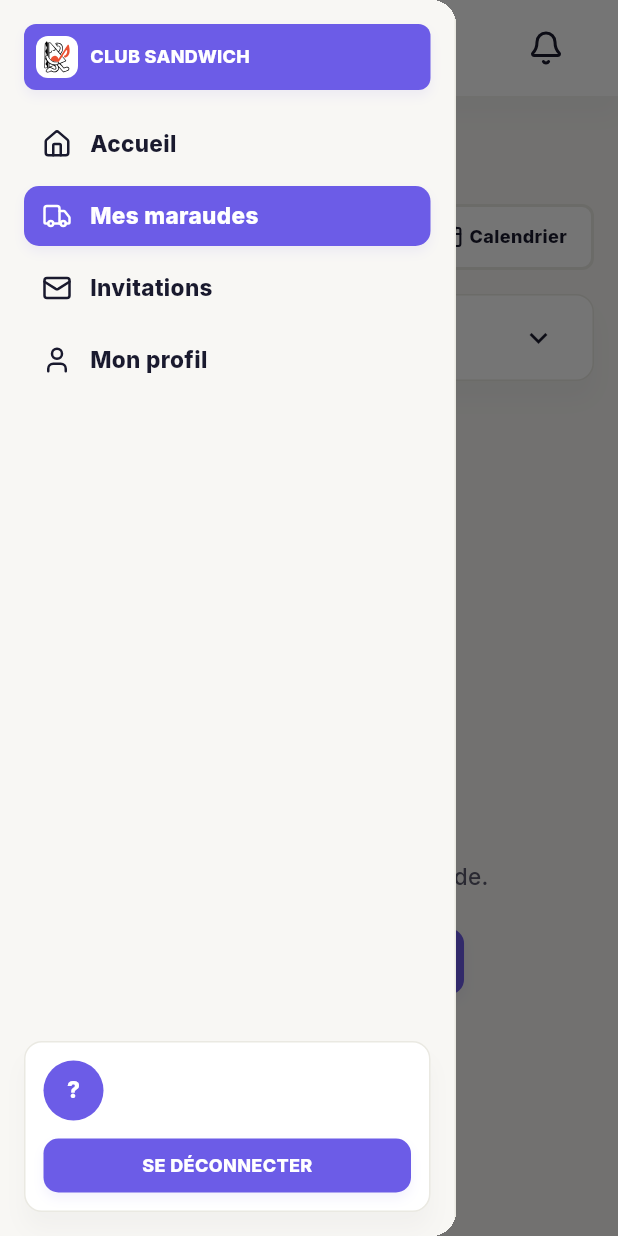
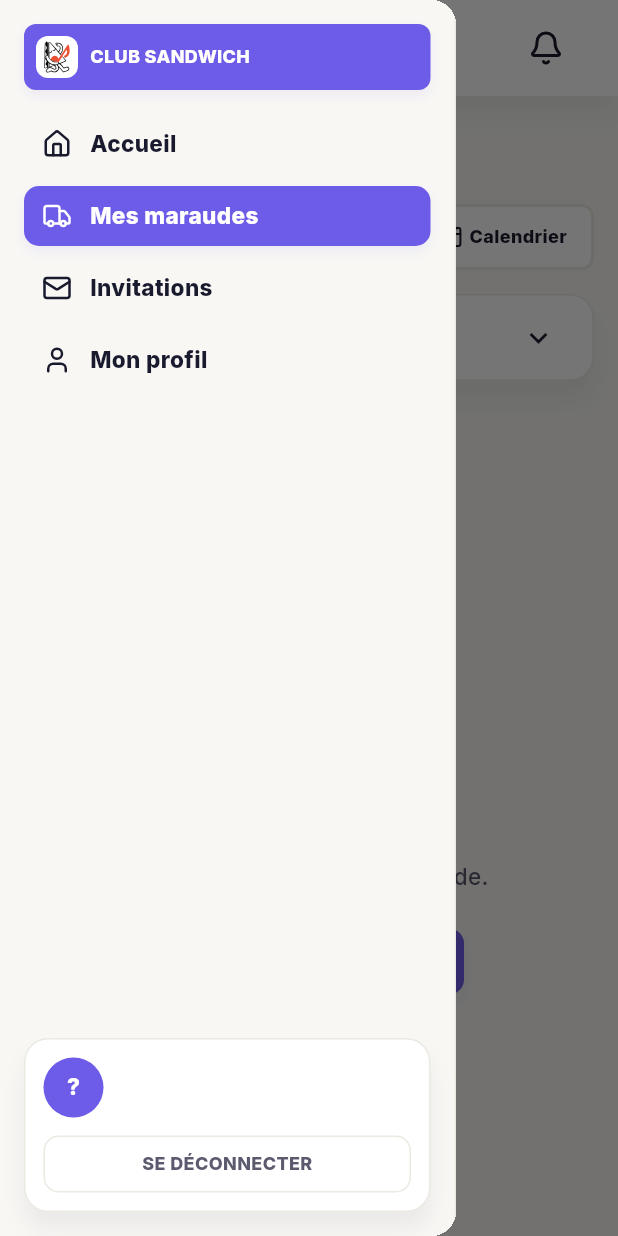
Before and after one commit to AntoineClubSandwich/club-sandwich, a Flutter app: the ConcertsScreen screen opened by its route, with the side drawer open, on a phone screen of 412 x 824 dp. Run offline on Flutter 3.47's test engine with Material 3 defaults, Android fonts, the phone set to English and light mode, and no system bars; our stand-ins replace audioplayers, csv, file_picker, flutter_riverpod, flutter_svg, go_router and 5 more; missing offline and left inert: file_saver; accounts and stored records are empty; network calls fail; statements that could not run were skipped.

Commit message:
Design review fixes: FAB theme, activity row residue, sidebar tone
Six fixes from a live design review against the deployed preprod
build:

- floatingActionButtonTheme was never set, so every FAB ("Nouvelle
  maraude", "Ajouter", ...) fell back to Flutter's Material 3 default
  container color instead of our purple primary — the "green button"
  report. Wired it explicitly.
- dashboard_screen.dart's _ActivityRow (missed during the earlier
  pivot pass — it doesn't match the grep patterns used to find the
  other neo-brutalist holdovers) still had colors.borderStrong ink
  borders on its status icon and date badge, both solid-filled. Both
  now use soft semantic tints (successBg/errorBg, primarySelectedBg)
  with no border, matching the rest of the app.
- Admin sidebar: reverted the previous "light purple tint" experiment
  per feedback — keep it visually distinct via a dark background, but
  swapped the harsh secondary/ink navy for a new secondaryMuted token
  (#2D2B55, a softened deep indigo) so it stops fighting the light
  Bento surfaces everywhere else. Everything else in the sidebar
  (white nav-item cards, mascot panel, account panel) was already
  background-agnostic from the earlier pass, so no further changes
  needed there.
- Sign-out button downgraded from a filled-primary CTA to a ghost/
  bordered treatment — it's a low-emphasis action, shouldn't compete
  visually with "Nouvelle maraude".
- DsShadows.ambient/ambientElevated bumped from ~3% to 6-7% opacity;
  the Figma-exact value read as "no shadow at all" on a real screen.
- DsCard/_UserAccountPanel/_AdminMascotWidget/Material cardTheme
  stopgap radius bumped from 12 to 16 (Figma's actual card radius;
  12 was a mapping slip in the token-scale rename).

Deliberately NOT changed despite being requested, because they
contradict either the source Figma or an explicit earlier decision:
sidebar background staying dark (not white), card borders being kept
(Figma has them), and activity icons staying as tinted rounded
squares (Figma uses an emoji square, not a bare Lucide icon) rather
than switching to borderless outlined icons.

Co-Authored-By: Claude Sonnet 5 <noreply@anthropic.com>

```diff
--- a/lib/design_system/components/surfaces/ds_card.dart
+++ b/lib/design_system/components/surfaces/ds_card.dart
@@ -45,7 +45,7 @@ class DsCard extends StatelessWidget {
           padding: padding,
           decoration: BoxDecoration(
             color: colors.surface,
-            borderRadius: DsRadius.lgRadius,
+            borderRadius: DsRadius.xlRadius,
             border: Border.all(color: colors.border),
             boxShadow: pressed ? const [] : shadow,
           ),
--- a/lib/design_system/tokens/ds_colors.dart
+++ b/lib/design_system/tokens/ds_colors.dart
@@ -19,6 +19,7 @@ class DsColorTokens {
     required this.secondaryPressed,
     required this.secondarySelectedBg,
     required this.secondaryDisabled,
+    required this.secondaryMuted,
     required this.canvas,
     required this.surface,
     required this.surfaceElevated,
@@ -62,6 +63,12 @@ class DsColorTokens {
   final Color secondaryPressed;
   final Color secondarySelectedBg;
   final Color secondaryDisabled;
+
+  /// A deep, softened indigo — [secondary]'s near-black ink lightened
+  /// with a hint of [primary]'s purple. For dark surfaces that want depth
+  /// and brand warmth (e.g. the admin sidebar) without reading as a stark
+  /// neo-brutalist black block.
+  final Color secondaryMuted;
 
   final Color canvas;
   final Color surface;
@@ -114,6 +121,7 @@ class DsColorTokens {
     secondaryPressed: Color(0xFF0E0E18),
     secondarySelectedBg: Color(0xFFF1F0EE),
     secondaryDisabled: Color(0x611A1A2E), // secondary @ 38%
+    secondaryMuted: Color(0xFF2D2B55),
     canvas: Color(0xFFF8F7F4),
     surface: Color(0xFFFFFFFF),
     surfaceElevated: Color(0xFFFFFFFF),
@@ -156,6 +164,7 @@ class DsColorTokens {
       secondaryPressed: c(secondaryPressed, other.secondaryPressed),
       secondarySelectedBg: c(secondarySelectedBg, other.secondarySelectedBg),
       secondaryDisabled: c(secondaryDisabled, other.secondaryDisabled),
+      secondaryMuted: c(secondaryMuted, other.secondaryMuted),
       canvas: c(canvas, other.canvas),
       surface: c(surface, other.surface),
       surfaceElevated: c(surfaceElevated, other.surfaceElevated),
--- a/lib/design_system/tokens/ds_shadows.dart
+++ b/lib/design_system/tokens/ds_shadows.dart
@@ -11,7 +11,7 @@ import 'package:flutter/widgets.dart';
 abstract final class DsShadows {
   static List<BoxShadow> ambient(Color tint) => [
     BoxShadow(
-      color: tint.withValues(alpha: 0.03),
+      color: tint.withValues(alpha: 0.06),
       offset: const Offset(0, 12),
       blurRadius: 12,
     ),
@@ -19,7 +19,7 @@ abstract final class DsShadows {
 
   static List<BoxShadow> ambientElevated(Color tint) => [
     BoxShadow(
-      color: tint.withValues(alpha: 0.03),
+      color: tint.withValues(alpha: 0.07),
       offset: const Offset(0, 12),
       blurRadius: 24,
     ),
--- a/lib/design_system/tokens/ds_theme.dart
+++ b/lib/design_system/tokens/ds_theme.dart
@@ -77,7 +77,7 @@ abstract final class DsTheme {
         color: colors.surface,
         clipBehavior: Clip.antiAlias,
         shape: RoundedRectangleBorder(
-          borderRadius: DsRadius.lgRadius,
+          borderRadius: DsRadius.xlRadius,
           side: BorderSide(color: colors.border, width: DsBorders.hairline),
         ),
       ),
@@ -123,6 +123,15 @@ abstract final class DsTheme {
         ),
       ),
       dividerTheme: DividerThemeData(color: colors.border, space: 24),
+      floatingActionButtonTheme: FloatingActionButtonThemeData(
+        backgroundColor: colors.primary,
+        foregroundColor: colors.textOnColor,
+        extendedTextStyle: DsTypography.body.copyWith(
+          color: colors.textOnColor,
+          fontWeight: FontWeight.w600,
+        ),
+        shape: RoundedRectangleBorder(borderRadius: DsRadius.pillRadius),
+      ),
     );
   }
 }
--- a/lib/shared/widgets/app_shell.dart
+++ b/lib/shared/widgets/app_shell.dart
@@ -323,7 +323,7 @@ class _UserAccountPanelState extends ConsumerState<_UserAccountPanel> {
       padding: const EdgeInsets.all(DsSpacing.md),
       decoration: BoxDecoration(
         color: colors.surface,
-        borderRadius: DsRadius.lgRadius,
+        borderRadius: DsRadius.xlRadius,
         border: Border.all(color: colors.border, width: DsBorders.hairline),
         boxShadow: DsShadows.ambient(colors.textPrimary),
       ),
@@ -389,7 +389,6 @@ class _UserAccountPanelState extends ConsumerState<_UserAccountPanel> {
             enabled: !_isSigningOut,
             onTap: _signOut,
             builder: (context, state) {
-              final shadow = DsShadows.accent(colors.primary);
               return DsPressScale(
                 pressed: state.pressed,
                 child: AnimatedContainer(
@@ -400,22 +399,27 @@ class _UserAccountPanelState extends ConsumerState<_UserAccountPanel> {
                   ),
                   alignment: Alignment.center,
                   decoration: BoxDecoration(
-                    color: colors.primary,
+                    color: state.hovered
+                        ? colors.neutralHoverOverlay
+                        : Colors.transparent,
                     borderRadius: DsRadius.mdRadius,
-                    boxShadow: state.pressed ? const [] : shadow,
+                    border: Border.all(
+                      color: colors.border,
+                      width: DsBorders.hairline,
+                    ),
                   ),
                   child: _isSigningOut
                       ? SizedBox.square(
                           dimension: 16,
                           child: CircularProgressIndicator(
                             strokeWidth: 2,
-                            color: colors.textOnColor,
+                            color: colors.textSecondary,
                           ),
                         )
                       : Text(
                           'SE DÉCONNECTER',
                           style: DsTypography.caption.copyWith(
-                            color: colors.textOnColor,
+                            color: colors.textSecondary,
                             fontWeight: FontWeight.w800,
                           ),
                         ),
@@ -440,11 +444,11 @@ String _accountInitial(String label) {
   return normalizedLabel.isEmpty ? '?' : normalizedLabel[0].toUpperCase();
 }
 
-/// Desktop sidebar. [dark] switches between the tinted admin-only
-/// treatment (a light purple wash + mascot widget + "ADMIN" badge) and
-/// the plain canvas treatment used by every other role — same
-/// [_AppDestination] route list and navigation behavior either way, only
-/// the visuals differ.
+/// Desktop sidebar. [dark] switches between the admin-only treatment (a
+/// deep, softened indigo — [DsColorTokens.secondaryMuted], not a stark
+/// black — plus mascot widget + "ADMIN" badge) and the plain canvas
+/// treatment used by every other role — same [_AppDestination] route
+/// list and navigation behavior either way, only the visuals differ.
 class _DsSidebar extends StatelessWidget {
   const _DsSidebar({
     required this.dark,
@@ -469,7 +473,7 @@ class _DsSidebar extends StatelessWidget {
       key: AppShell.desktopSidebarKey,
       width: 280,
       decoration: BoxDecoration(
-        color: dark ? colors.primarySelectedBg : colors.canvas,
+        color: dark ? colors.secondaryMuted : colors.canvas,
         border: Border(
           right: BorderSide(color: colors.border, width: DsBorders.hairline),
         ),
@@ -555,8 +559,8 @@ class _DsNavItem extends StatelessWidget {
   final bool selected;
   final VoidCallback onTap;
 
-  /// Whether this item sits on the tinted admin sidebar (unselected items
-  /// render as white cards) versus the plain canvas sidebar/drawer
+  /// Whether this item sits on the deep-indigo admin sidebar (unselected
+  /// items render as white cards) versus the plain canvas sidebar/drawer
   /// (unselected items are transparent with a subtle hover tint).
   final bool dark;
 
@@ -637,7 +641,7 @@ class _AdminMascotWidget extends StatelessWidget {
       padding: const EdgeInsets.all(DsSpacing.md),
       decoration: BoxDecoration(
         color: colors.surfaceElevated,
-        borderRadius: DsRadius.lgRadius,
+        borderRadius: DsRadius.xlRadius,
         border: Border.all(color: colors.border, width: DsBorders.hairline),
         boxShadow: DsShadows.ambientElevated(colors.textPrimary),
       ),
```
Also changed, not shown: lib/features/dashboard/presentation/dashboard_screen.dart (+5 -13 lines).
